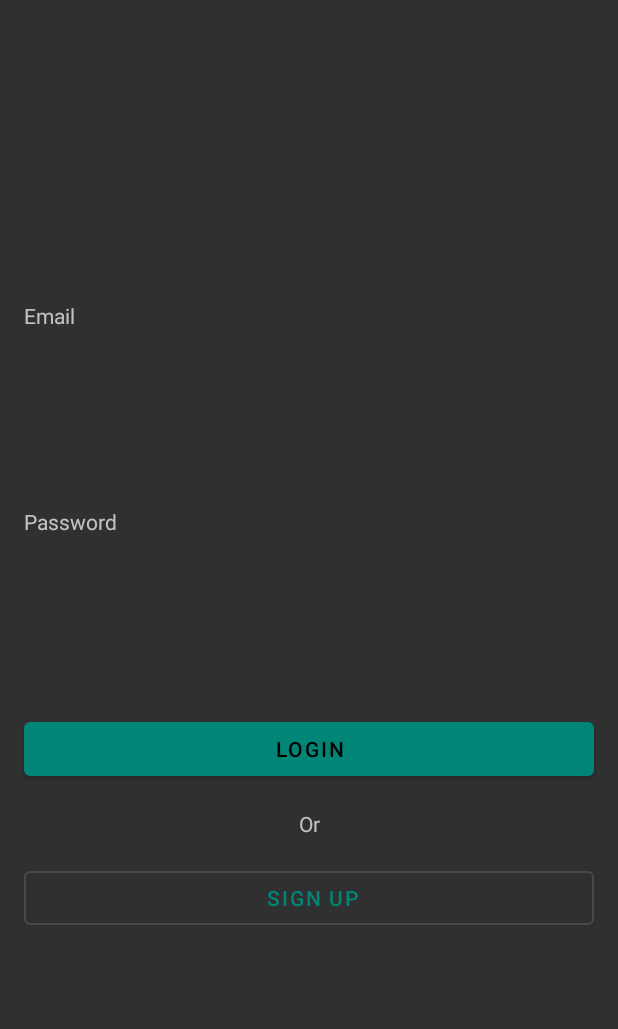
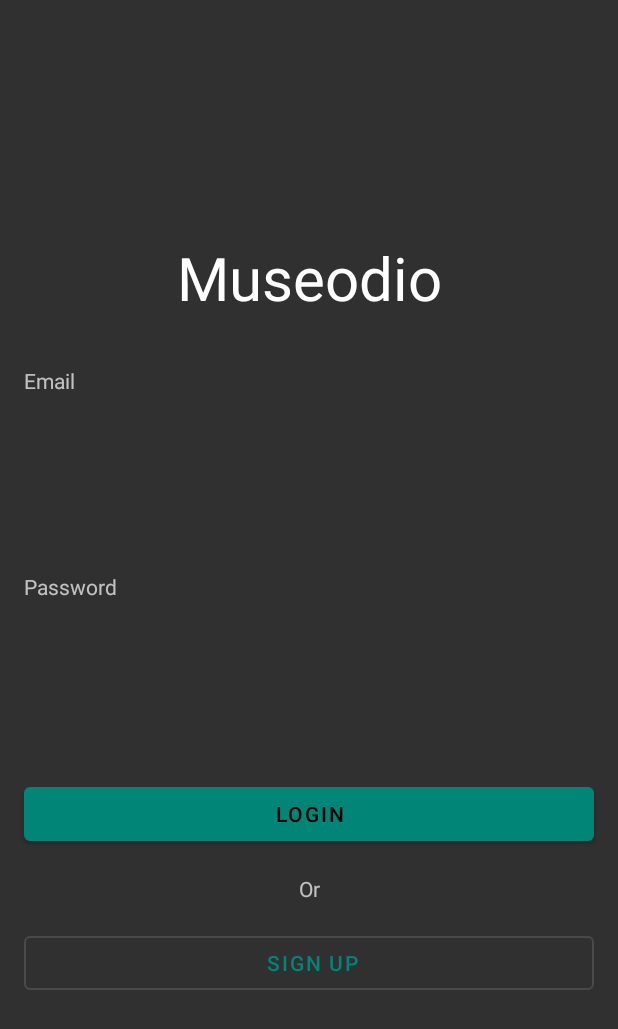
Before and after one commit to JonasFreibur/museodio, an Android app: the screen it shows after launch (LoginActivity), on a phone screen of 412 x 824 dp. Shown: the top 1029 px of the screen. Run offline under Robolectric (Android 15) with nearby library versions, the phone set to English and light mode, and no system bars.

Commit message:
add Museodio header in login activity

```diff
--- a/app/src/main/res/layout/activity_login.xml
+++ b/app/src/main/res/layout/activity_login.xml
@@ -6,6 +6,16 @@ android:layout_width="match_parent"
 android:layout_height="match_parent"
 android:gravity="center"
 android:orientation="vertical">
+
+    <com.google.android.material.textview.MaterialTextView
+        android:id="@+id/textViewMuseodio"
+        android:gravity="center_horizontal"
+        android:textSize="40dp"
+        android:textColor="@color/cardview_light_background"
+        android:layout_margin="@dimen/activity_horizontal_margin"
+        android:layout_width="match_parent"
+        android:layout_height="wrap_content"
+        android:text="Museodio" />
 
     <com.google.android.material.textview.MaterialTextView
     android:id="@+id/textViewEmail"
```
